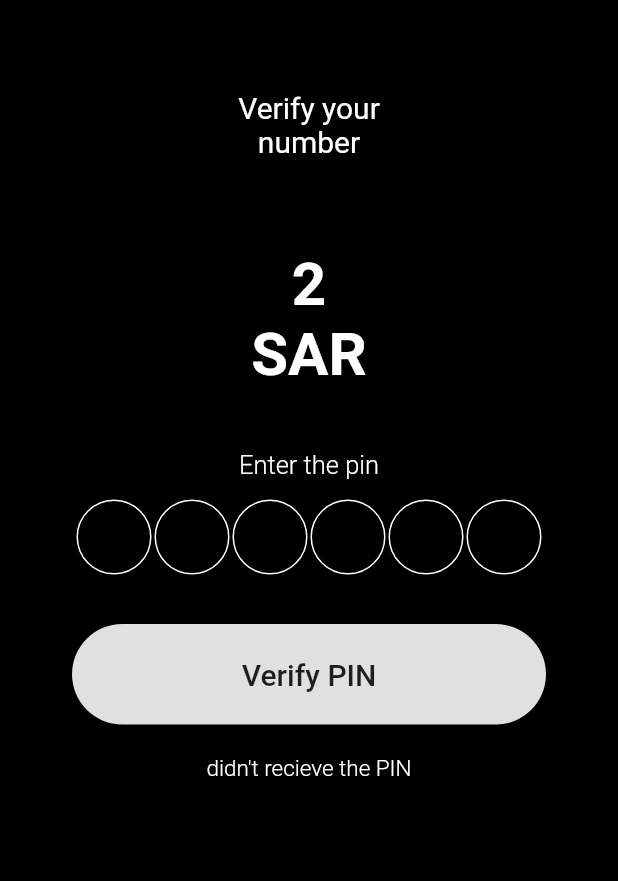
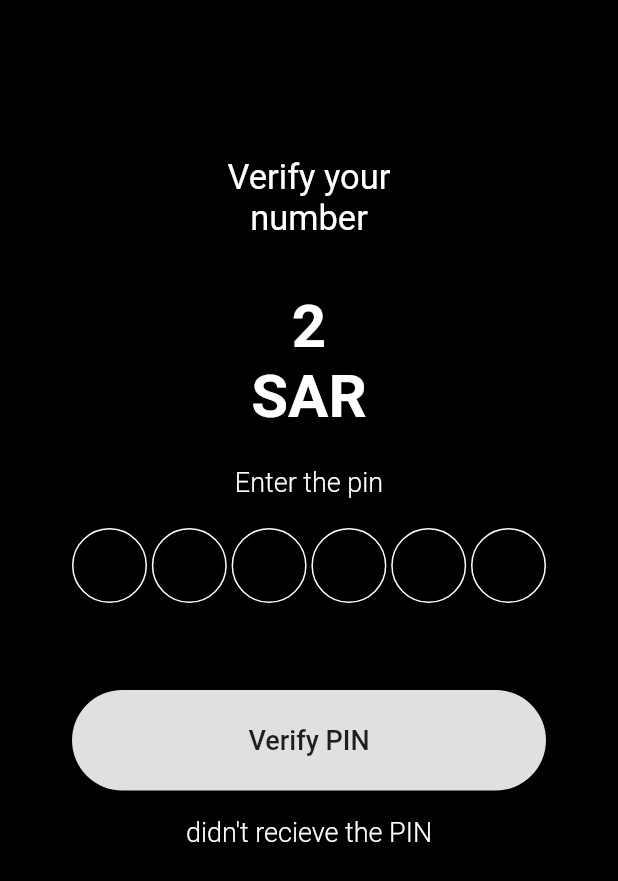
Before and after one commit to SenaCikic/fillproject, a Flutter app: the VerifyPinPage screen opened directly, on a phone screen of 412 x 824 dp. Shown: the top 881 px of the screen. Run offline on Flutter 3.47's test engine with Material 2 defaults, Android fonts, the phone set to English and light mode, and no system bars; our stand-ins replace cloud_firestore, email_validator, firebase_auth, flutter_screenutil, shared_preferences, splashscreen; accounts and stored records are empty.

Commit message:
verifyPinPage layout

```diff
--- a/lib/components/myText.dart
+++ b/lib/components/myText.dart
@@ -23,10 +23,8 @@ class MyText {
   final String btnLogin = 'Login';
   final String labelUsername = 'Username';
   final String loginHeadline = 'Enter username & password to login';
-  final String verifyPageHeadline1 = 'Verify your';
-  final String verifyPageHeadline2 = 'number';
-  final String verifyMoney1 = '2';
-  final String verifyMoney2 = 'SAR';
+  final String verifyPageHeadline = 'Verify your \nnumber';
+  final String verifyMoney = '2 \nSAR';
   final String verifyEnterPin = 'Enter the pin';
   final String verifyRecieve = "didn't recieve the PIN";
   final String skipThisStep = 'skip';
--- a/lib/register/verifyPinPage.dart
+++ b/lib/register/verifyPinPage.dart
@@ -17,11 +17,8 @@ class VerifyPinPage extends StatelessWidget {
   String smsCode;
   TextEditingController codeController = new TextEditingController();
 
-
   @override
   Widget build(BuildContext context) {
-
-
     signIn(String smsCode) {
       final AuthCredential credential = PhoneAuthProvider.getCredential(
           verificationId: arguments.verId, smsCode: smsCode);
@@ -40,7 +37,7 @@ class VerifyPinPage extends StatelessWidget {
           if (user != null) {
             Navigator.of(context).pushNamed(Email,
                 arguments: RegisterArguments(
-                    username: arguments.username, phone: arguments.phone ));
+                    username: arguments.username, phone: arguments.phone));
           } else {
             signIn(codeController.text);
           }
@@ -53,52 +50,46 @@ class VerifyPinPage extends StatelessWidget {
     }
 
     return Scaffold(
+      resizeToAvoidBottomInset: false,
       backgroundColor: MyColor().black,
       body: Builder(
         builder: (context) => Center(
             child: Column(
           children: <Widget>[
             Container(
-              margin: EdgeInsets.only(top: 60),
+              margin: EdgeInsets.only(top: 105, bottom: 35),
               child: Text(
-                MyText().verifyPageHeadline1,
+                MyText().verifyPageHeadline,
                 style: TextStyle(
                   color: MyColor().white,
-                  fontSize: 20,
+                  fontSize: 23,
                 ),
+                textAlign: TextAlign.center,
               ),
             ),
             Container(
-              child: Text(MyText().verifyPageHeadline2,
-                  style: TextStyle(color: MyColor().white, fontSize: 20)),
-            ),
-            Container(
-              margin: EdgeInsets.only(top: 60),
-              child: Text(MyText().verifyMoney1,
+              child: Text(
+                MyText().verifyMoney,
                 style: TextStyle(
                     color: MyColor().white,
                     fontSize: 40,
-                      fontWeight: FontWeight.bold)),
+                    fontWeight: FontWeight.bold),
+                textAlign: TextAlign.center,
+              ),
             ),
             Container(
-              child: Text(MyText().verifyMoney2,
-                  style: TextStyle(
-                      color: MyColor().white,
-                      fontSize: 40,
-                      fontWeight: FontWeight.bold)),
-            ),
-            Container(
-              margin: EdgeInsets.only(top: 40),
+              margin: EdgeInsets.only(top: 23),
               child: Text(MyText().verifyEnterPin,
                   style: TextStyle(
                       color: MyColor().white,
-                      fontSize: 17,
+                      fontSize: 18,
                       fontWeight: FontWeight.w300)),
             ),
             Container(
-              margin: EdgeInsets.only(bottom: 20),
+              margin: EdgeInsets.only(bottom: 45),
               child: Container(
-                width: 310.0,
+                width: 316.0,
+                height: 83,
                 child: MyPinCodeTextField(
                   length: 6,
                   animationType: AnimationType.fade,
@@ -106,7 +97,7 @@ class VerifyPinPage extends StatelessWidget {
                   animationDuration: Duration(milliseconds: 300),
                   fieldHeight: 60,
                   fieldWidth: 50,
-                  textStyle: TextStyle(color: MyColor().white, fontSize: 28),
+                  textStyle: TextStyle(color: MyColor().white, fontSize: 25),
                   activeColor: MyColor().white,
                   inactiveColor: MyColor().white,
                   selectedColor: MyColor().white,
@@ -125,23 +116,24 @@ class VerifyPinPage extends StatelessWidget {
                   borderRadius: new BorderRadius.circular(33.5),
                 ),
                 onPressed: () => onPressed(context),
-                child: Text(MyText().btnVerify, style: TextStyle(fontSize: 20)),
+                child: Text(MyText().btnVerify, style: TextStyle(fontSize: 18)),
               ),
             ),
             Container(
-              margin: EdgeInsets.only(top: 20.0),
+                margin: EdgeInsets.only(top: 17.0),
                 child: RichText(
-                  text: new TextSpan(children: [new TextSpan(
+                    text: new TextSpan(children: [
+                  new TextSpan(
                       text: MyText().verifyRecieve,
                       style: TextStyle(
                           color: MyColor().white,
-                      fontSize: 15,
+                          fontSize: 18,
                           fontWeight: FontWeight.w300),
                       recognizer: new TapGestureRecognizer()
                         ..onTap = () {
                           Navigator.of(context).pushNamed(Register);
-                          })]))
-            ),
+                        })
+                ]))),
           ],
         )),
       ),
```
Lines whose indentation alone changed are shown as unchanged.
